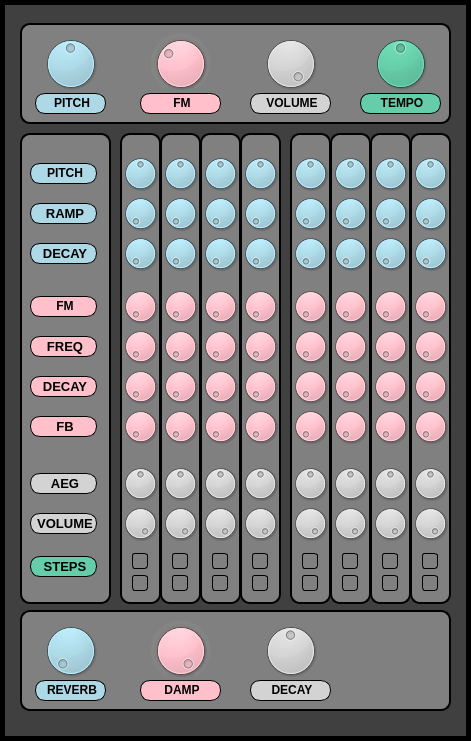
The window that src/mega_fm_8step.ui (theJSZ/FM-synthesis-drum-machine) describes before a commit, drawn with Qt 5.
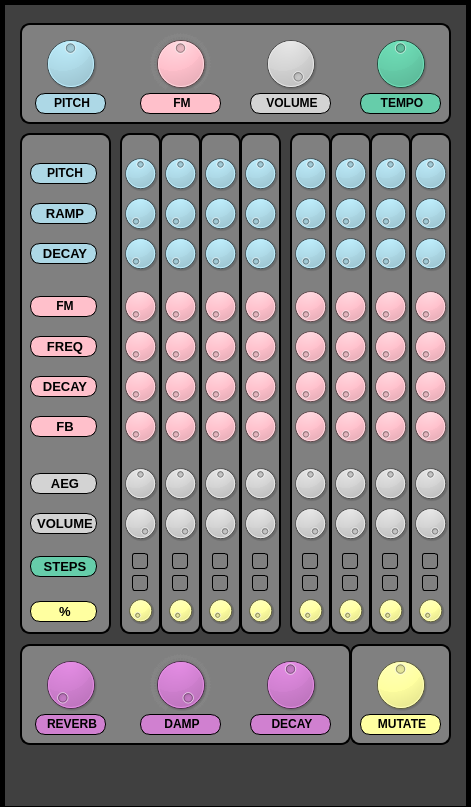
The same window after the commit.

Diff of the .ui file:
```diff
--- a/src/mega_fm_8step.ui
+++ b/src/mega_fm_8step.ui
@@ -7,7 +7,7 @@
     <x>0</x>
     <y>0</y>
     <width>471</width>
-    <height>741</height>
+    <height>807</height>
    </rect>
   </property>
   <property name="windowTitle">
@@ -20,7 +20,7 @@
       <x>120</x>
       <y>133</y>
       <width>41</width>
-      <height>471</height>
+      <height>501</height>
      </rect>
     </property>
     <property name="styleSheet">
@@ -217,6 +217,22 @@
       <string/>
      </property>
     </widget>
+    <widget class="QDial" name="dial_random_1">
+     <property name="geometry">
+      <rect>
+       <x>5</x>
+       <y>457</y>
+       <width>31</width>
+       <height>41</height>
+      </rect>
+     </property>
+     <property name="styleSheet">
+      <string notr="true">background-color: #ffffa0</string>
+     </property>
+     <property name="maximum">
+      <number>100</number>
+     </property>
+    </widget>
    </widget>
    <widget class="QGroupBox" name="groupBox_labels">
     <property name="geometry">
@@ -224,7 +240,7 @@
       <x>20</x>
       <y>133</y>
       <width>91</width>
-      <height>471</height>
+      <height>501</height>
      </rect>
     </property>
     <property name="styleSheet">
@@ -393,6 +409,22 @@
       <string>&lt;html&gt;&lt;head/&gt;&lt;body&gt;&lt;p align=&quot;center&quot;&gt;&lt;span style=&quot; font-size:10pt; font-weight:600;&quot;&gt;STEPS&lt;/span&gt;&lt;/p&gt;&lt;/body&gt;&lt;/html&gt;</string>
      </property>
     </widget>
+    <widget class="QLabel" name="label_random">
+     <property name="geometry">
+      <rect>
+       <x>10</x>
+       <y>468</y>
+       <width>67</width>
+       <height>21</height>
+      </rect>
+     </property>
+     <property name="styleSheet">
+      <string notr="true">border: 1px solid black; background-color: #ffffa0;</string>
+     </property>
+     <property name="text">
+      <string>&lt;html&gt;&lt;head/&gt;&lt;body&gt;&lt;p align=&quot;center&quot;&gt;&lt;span style=&quot; font-size:10pt; font-weight:600;&quot;&gt;%&lt;/span&gt;&lt;/p&gt;&lt;/body&gt;&lt;/html&gt;</string>
+     </property>
+    </widget>
    </widget>
    <widget class="QGroupBox" name="groupBox_4">
     <property name="geometry">
@@ -400,7 +432,7 @@
       <x>240</x>
       <y>133</y>
       <width>41</width>
-      <height>471</height>
+      <height>501</height>
      </rect>
     </property>
     <property name="styleSheet">
@@ -597,6 +629,22 @@
       <string/>
      </property>
     </widget>
+    <widget class="QDial" name="dial_random_4">
+     <property name="geometry">
+      <rect>
+       <x>5</x>
+       <y>457</y>
+       <width>31</width>
+       <height>41</height>
+      </rect>
+     </property>
+     <property name="styleSheet">
+      <string notr="true">background-color: #ffffa0</string>
+     </property>
+     <property name="maximum">
+      <number>100</number>
+     </property>
+    </widget>
    </widget>
    <widget class="QGroupBox" name="groupBox_5">
     <property name="geometry">
@@ -604,7 +652,7 @@
       <x>290</x>
       <y>133</y>
       <width>41</width>
-      <height>471</height>
+      <height>501</height>
      </rect>
     </property>
     <property name="styleSheet">
@@ -801,6 +849,22 @@
       <string/>
      </property>
     </widget>
+    <widget class="QDial" name="dial_random_5">
+     <property name="geometry">
+      <rect>
+       <x>5</x>
+       <y>457</y>
+       <width>31</width>
+       <height>41</height>
+      </rect>
+     </property>
+     <property name="styleSheet">
+      <string notr="true">background-color: #ffffa0</string>
+     </property>
+     <property name="maximum">
+      <number>100</number>
+     </property>
+    </widget>
    </widget>
    <widget class="QGroupBox" name="groupBox_6">
     <property name="geometry">
@@ -808,7 +872,7 @@
       <x>330</x>
       <y>133</y>
       <width>41</width>
-      <height>471</height>
+      <height>501</height>
      </rect>
     </property>
     <property name="styleSheet">
@@ -1005,6 +1069,22 @@
       <string/>
      </property>
     </widget>
+    <widget class="QDial" name="dial_random_6">
+     <property name="geometry">
+      <rect>
+       <x>5</x>
+       <y>457</y>
+       <width>31</width>
+       <height>41</height>
+      </rect>
+     </property>
+     <property name="styleSheet">
+      <string notr="true">background-color: #ffffa0</string>
+     </property>
+     <property name="maximum">
+      <number>100</number>
+     </property>
+    </widget>
    </widget>
    <widget class="QGroupBox" name="groupBox_7">
     <property name="geometry">
@@ -1012,7 +1092,7 @@
       <x>370</x>
       <y>133</y>
       <width>41</width>
-      <height>471</height>
+      <height>501</height>
      </rect>
     </property>
     <property name="styleSheet">
@@ -1209,6 +1289,22 @@
       <string/>
      </property>
     </widget>
+    <widget class="QDial" name="dial_random_7">
+     <property name="geometry">
+      <rect>
+       <x>5</x>
+       <y>457</y>
+       <width>31</width>
+       <height>41</height>
+      </rect>
+     </property>
+     <property name="styleSheet">
+      <string notr="true">background-color: #ffffa0</string>
+     </property>
+     <property name="maximum">
+      <number>100</number>
+     </property>
+    </widget>
    </widget>
    <widget class="QGroupBox" name="groupBox_8">
     <property name="geometry">
@@ -1216,7 +1312,7 @@
       <x>410</x>
       <y>133</y>
       <width>41</width>
-      <height>471</height>
+      <height>501</height>
      </rect>
     </property>
     <property name="styleSheet">
@@ -1413,6 +1509,22 @@
       <string/>
      </property>
     </widget>
+    <widget class="QDial" name="dial_random_8">
+     <property name="geometry">
+      <rect>
+       <x>5</x>
+       <y>457</y>
+       <width>31</width>
+       <height>41</height>
+      </rect>
+     </property>
+     <property name="styleSheet">
+      <string notr="true">background-color: #ffffa0</string>
+     </property>
+     <property name="maximum">
+      <number>100</number>
+     </property>
+    </widget>
    </widget>
    <widget class="QGroupBox" name="groupBox_2">
     <property name="geometry">
@@ -1420,7 +1532,7 @@
       <x>160</x>
       <y>133</y>
       <width>41</width>
-      <height>471</height>
+      <height>501</height>
      </rect>
     </property>
     <property name="styleSheet">
@@ -1617,6 +1729,22 @@
       <string/>
      </property>
     </widget>
+    <widget class="QDial" name="dial_random_2">
+     <property name="geometry">
+      <rect>
+       <x>5</x>
+       <y>457</y>
+       <width>31</width>
+       <height>41</height>
+      </rect>
+     </property>
+     <property name="styleSheet">
+      <string notr="true">background-color: #ffffa0</string>
+     </property>
+     <property name="maximum">
+      <number>100</number>
+     </property>
+    </widget>
    </widget>
    <widget class="QGroupBox" name="groupBox_3">
     <property name="geometry">
@@ -1624,7 +1752,7 @@
       <x>200</x>
       <y>133</y>
       <width>41</width>
-      <height>471</height>
+      <height>501</height>
      </rect>
     </property>
     <property name="styleSheet">
@@ -1821,6 +1949,22 @@
       <string/>
      </property>
     </widget>
+    <widget class="QDial" name="dial_random_3">
+     <property name="geometry">
+      <rect>
+       <x>5</x>
+       <y>457</y>
+       <width>31</width>
+       <height>41</height>
+      </rect>
+     </property>
+     <property name="styleSheet">
+      <string notr="true">background-color: #ffffa0</string>
+     </property>
+     <property name="maximum">
+      <number>100</number>
+     </property>
+    </widget>
    </widget>
    <widget class="QGroupBox" name="groupBox_master_controls">
     <property name="geometry">
@@ -1878,7 +2022,7 @@
       <number>500</number>
      </property>
      <property name="maximum">
-      <number>2000</number>
+      <number>1500</number>
      </property>
      <property name="value">
       <number>1000</number>
@@ -2008,7 +2152,7 @@
       <x>0</x>
       <y>0</y>
       <width>471</width>
-      <height>741</height>
+      <height>811</height>
      </rect>
     </property>
     <property name="styleSheet">
@@ -2021,8 +2165,8 @@
      <property name="geometry">
       <rect>
        <x>20</x>
-       <y>610</y>
-       <width>431</width>
+       <y>644</y>
+       <width>331</width>
        <height>101</height>
       </rect>
      </property>
@@ -2042,7 +2186,7 @@
        </rect>
       </property>
       <property name="styleSheet">
-       <string notr="true">background-color: lightblue</string>
+       <string notr="true">background-color: #d080d0</string>
       </property>
       <property name="minimum">
        <number>0</number>
@@ -2067,7 +2211,7 @@
        <number>-1</number>
       </property>
       <property name="styleSheet">
-       <string notr="true">background-color: pink</string>
+       <string notr="true">background-color: #d080d0</string>
       </property>
       <property name="minimum">
        <number>0</number>
@@ -2101,7 +2245,7 @@
        </rect>
       </property>
       <property name="styleSheet">
-       <string notr="true">background-color: lightgray</string>
+       <string notr="true">background-color: #d080d0</string>
       </property>
       <property name="maximum">
        <number>1000</number>
@@ -2120,7 +2264,7 @@
        </rect>
       </property>
       <property name="styleSheet">
-       <string notr="true">border: 1px solid black; background-color:lightblue;</string>
+       <string notr="true">border: 1px solid black; background-color:#d080d0;</string>
       </property>
       <property name="text">
        <string>&lt;html&gt;&lt;head/&gt;&lt;body&gt;&lt;p align=&quot;center&quot;&gt;&lt;span style=&quot; font-weight:600;&quot;&gt;REVERB&lt;/span&gt;&lt;/p&gt;&lt;/body&gt;&lt;/html&gt;</string>
@@ -2136,7 +2280,7 @@
        </rect>
       </property>
       <property name="styleSheet">
-       <string notr="true">border: 1px solid black; background-color:pink;</string>
+       <string notr="true">border: 1px solid black; background-color:#d080d0;</string>
       </property>
       <property name="text">
        <string>&lt;html&gt;&lt;head/&gt;&lt;body&gt;&lt;p align=&quot;center&quot;&gt;&lt;span style=&quot; font-weight:600;&quot;&gt;DAMP&lt;/span&gt;&lt;/p&gt;&lt;/body&gt;&lt;/html&gt;</string>
@@ -2152,13 +2296,64 @@
        </rect>
       </property>
       <property name="styleSheet">
-       <string notr="true">border: 1px solid black; background-color:lightgray;</string>
+       <string notr="true">border: 1px solid black; background-color:#d080d0;</string>
       </property>
       <property name="text">
        <string>&lt;html&gt;&lt;head/&gt;&lt;body&gt;&lt;p align=&quot;center&quot;&gt;&lt;span style=&quot; font-weight:600;&quot;&gt;DECAY&lt;/span&gt;&lt;/p&gt;&lt;/body&gt;&lt;/html&gt;</string>
       </property>
      </widget>
     </widget>
+    <widget class="QGroupBox" name="groupBox_master_controls_3">
+     <property name="geometry">
+      <rect>
+       <x>350</x>
+       <y>644</y>
+       <width>101</width>
+       <height>101</height>
+      </rect>
+     </property>
+     <property name="styleSheet">
+      <string notr="true">border: 2px solid black; border-radius: 10; background-color: gray</string>
+     </property>
+     <property name="title">
+      <string/>
+     </property>
+     <widget class="QDial" name="dial_mutate">
+      <property name="geometry">
+       <rect>
+        <x>20</x>
+        <y>10</y>
+        <width>61</width>
+        <height>61</height>
+       </rect>
+      </property>
+      <property name="styleSheet">
+       <string notr="true">background-color: #ffffa0</string>
+      </property>
+      <property name="maximum">
+       <number>1000</number>
+      </property>
+      <property name="value">
+       <number>500</number>
+      </property>
+     </widget>
+     <widget class="QLabel" name="label_mutate">
+      <property name="geometry">
+       <rect>
+        <x>10</x>
+        <y>70</y>
+        <width>81</width>
+        <height>21</height>
+       </rect>
+      </property>
+      <property name="styleSheet">
+       <string notr="true">border: 1px solid black; background-color:#ffffa0;</string>
+      </property>
+      <property name="text">
+       <string>&lt;html&gt;&lt;head/&gt;&lt;body&gt;&lt;p align=&quot;center&quot;&gt;&lt;span style=&quot; font-weight:600;&quot;&gt;MUTATE&lt;/span&gt;&lt;/p&gt;&lt;/body&gt;&lt;/html&gt;</string>
+      </property>
+     </widget>
+    </widget>
    </widget>
    <zorder>groupBox</zorder>
    <zorder>groupBox_1</zorder>
```
Left out of the diff: 2 changed lines with no effect on the pictures.
